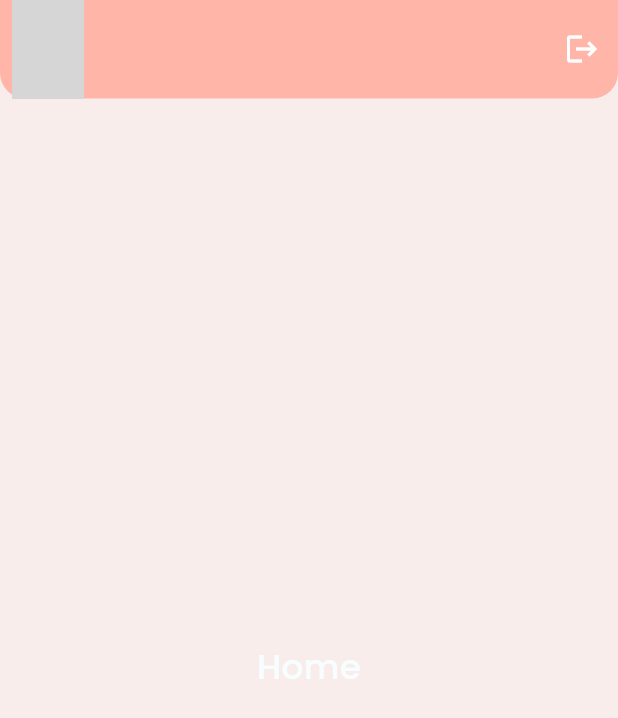
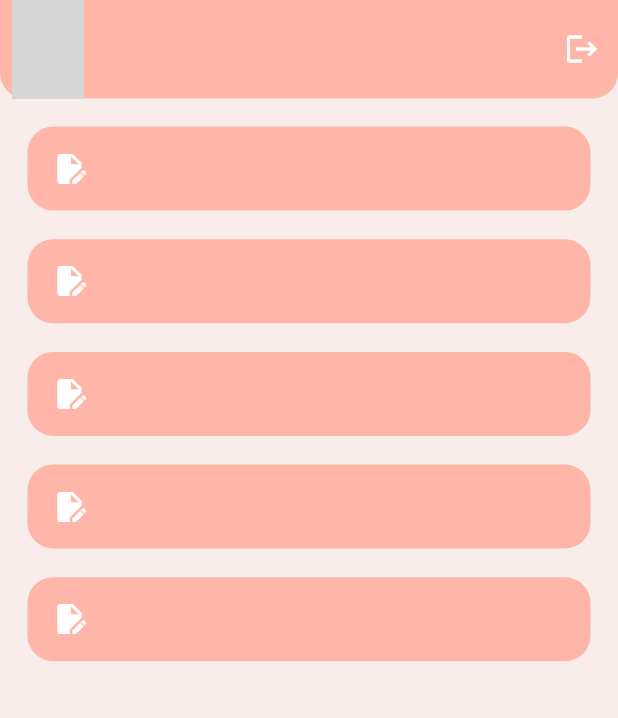
Before and after one commit to XxThunderBlastxX/scribe, a Flutter app: the HomeScreen screen opened by its route, on a phone screen of 412 x 824 dp. Shown: the top 718 px of the screen. Run offline on Flutter 3.47's test engine with Material 2 defaults, Android fonts, the light colour scheme and no system bars; our stand-ins replace equatable, firebase_auth, firebase_core, flutter_bloc, flutter_screenutil, freezed_annotation and 4 more; accounts and stored records are empty; generated files the repository leaves out were written again; network calls fail; grey boxes are pictures that could not be loaded.

Commit message:
Make UI for list tile

```diff
--- /dev/null
+++ b/lib/src/app/common/widgets/styled_list_tile.dart
@@ -0,0 +1,26 @@
+import 'package:flutter/material.dart';
+import 'package:flutter_screenutil/flutter_screenutil.dart';
+
+class StyledListTile extends StatelessWidget {
+  final String title;
+
+  const StyledListTile({super.key, required this.title});
+
+  @override
+  Widget build(BuildContext context) {
+    return Padding(
+      padding: EdgeInsets.symmetric(
+        vertical: 8.h,
+        horizontal: 16.w,
+      ),
+      child: ListTile(
+        title: Text(title),
+        leading: const Icon(
+          Icons.edit_document,
+          color: Color(0xFFFFFFFF),
+        ),
+        onTap: () {},
+      ),
+    );
+  }
+}
--- a/lib/src/app/theme.dart
+++ b/lib/src/app/theme.dart
@@ -32,7 +32,7 @@ class AppTheme {
       ),
       bodyMedium: GoogleFonts.poppins(
         fontSize: 20.sp,
-        fontWeight: FontWeight.w500,
+        fontWeight: FontWeight.w700,
         height: 1.25,
         color: const Color(0xFFF8FEFF),
       ),
@@ -76,5 +76,14 @@ class AppTheme {
         ),
       ),
     ),
+    listTileTheme: ListTileThemeData(
+      tileColor: const Color(0xFFFFB5A7),
+      enableFeedback: true,
+      style: ListTileStyle.list,
+      selectedTileColor: const Color(0xFFFFB5A7),
+      shape: RoundedRectangleBorder(
+        borderRadius: BorderRadius.circular(15.r),
+      ),
+    ),
   );
 }
--- a/lib/src/screens/home/home.dart
+++ b/lib/src/screens/home/home.dart
@@ -1,7 +1,9 @@
 import 'package:firebase_auth/firebase_auth.dart';
 import 'package:flutter/material.dart';
 import 'package:flutter_bloc/flutter_bloc.dart';
+import 'package:flutter_screenutil/flutter_screenutil.dart';
 import 'package:go_router/go_router.dart';
+import 'package:scribe/src/app/common/widgets/styled_list_tile.dart';
 
 import '../../app/common/widgets/styled_alert_dialog.dart';
 import '../../app/router/routes.dart';
@@ -55,9 +57,14 @@ class HomeScreen extends StatelessWidget {
                   ),
                 ],
               ),
-              body: Center(
-                child: Text(
-                  'Home',
+              body: Padding(
+                padding: EdgeInsets.only(top: 8.r),
+                child: ListView.builder(
+                  padding: EdgeInsets.zero,
+                  itemCount: 5,
+                  itemBuilder: (context, i) => StyledListTile(
+                    title: 'Item $i',
+                  ),
                 ),
               ),
             );
--- a/pubspec.yaml
+++ b/pubspec.yaml
@@ -48,6 +48,7 @@ dependencies:
   equatable: ^2.0.5
   flutter_bloc: ^8.1.3
   get_it: ^7.6.0
+  flutter_quill: ^7.2.10
 
 dev_dependencies:
   flutter_test:
```
Also changed, not shown: pubspec.lock.
